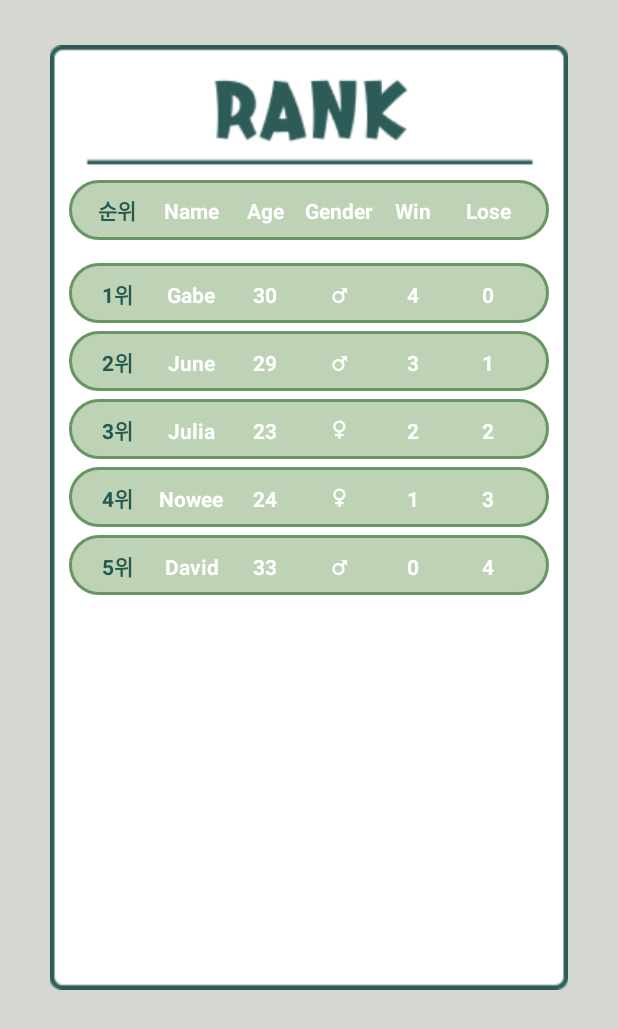
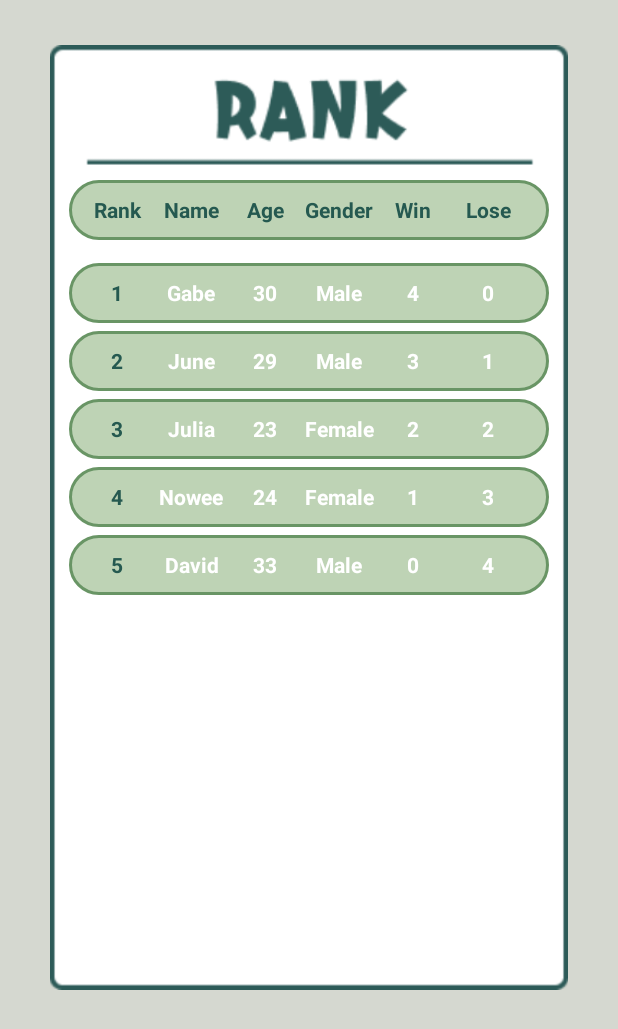
Before and after one commit to jyjyjy25/ScoreBoard-android, an Android app: the RankActivity screen opened directly, with no data from a screen before it, on a phone screen of 412 x 824 dp. Shown: the top 1029 px of the screen. Run offline under Robolectric (Android 15) with nearby library versions, the phone set to English and light mode, and no system bars.

Commit message:
change ranking data type string -> int

```diff
--- a/app/src/main/java/org/techtown/miniproject/RankActivity.java
+++ b/app/src/main/java/org/techtown/miniproject/RankActivity.java
@@ -21,11 +21,11 @@ public class RankActivity extends AppCompatActivity {
 
         RankAdapter adapter = new RankAdapter(getApplicationContext());
 
-        adapter.addItem(new RankItem("1위", "Gabe", 30, "♂", 4, 0));
-        adapter.addItem(new RankItem("2위", "June", 29, "♂", 3, 1));
-        adapter.addItem(new RankItem("3위", "Julia", 23, "♀", 2, 2));
-        adapter.addItem(new RankItem("4위", "Nowee", 24, "♀", 1, 3));
-        adapter.addItem(new RankItem("5위", "David", 33, "♂", 0, 4));
+        adapter.addItem(new RankItem(1, "Gabe", 30, "Male", 4, 0));
+        adapter.addItem(new RankItem(2, "June", 29, "Male", 3, 1));
+        adapter.addItem(new RankItem(3, "Julia", 23, "Female", 2, 2));
+        adapter.addItem(new RankItem(4, "Nowee", 24, "Female", 1, 3));
+        adapter.addItem(new RankItem(5, "David", 33, "Male", 0, 4));
 
         rank_recycler_view.setAdapter(adapter);
     }
--- a/app/src/main/java/org/techtown/miniproject/RankAdapter.java
+++ b/app/src/main/java/org/techtown/miniproject/RankAdapter.java
@@ -66,7 +66,7 @@ public class RankAdapter extends RecyclerView.Adapter<RankAdapter.ViewHolder> {
         }
 
         public void setItem(RankItem item) {
-            ranking.setText(item.getRanking());
+            ranking.setText(String.valueOf(item.getRanking()));
             user_name.setText(item.getUser_name());
             user_age.setText(String.valueOf(item.getUser_age()));
             user_gender.setText(item.getUser_gender());
--- a/app/src/main/java/org/techtown/miniproject/RankItem.java
+++ b/app/src/main/java/org/techtown/miniproject/RankItem.java
@@ -2,14 +2,14 @@ package org.techtown.miniproject;
 
 public class RankItem {
 
-    String ranking;
+    int ranking;
     String user_name;
     int user_age;
     String user_gender;
     int win_num;
     int lose_num;
 
-    public RankItem(String ranking, String user_name, int user_age, String user_gender, int win_num, int lose_num) {
+    public RankItem(int ranking, String user_name, int user_age, String user_gender, int win_num, int lose_num) {
         this.ranking = ranking;
         this.user_name = user_name;
         this.user_age = user_age;
@@ -18,11 +18,11 @@ public class RankItem {
         this.lose_num = lose_num;
     }
 
-    public String getRanking() {
+    public int getRanking() {
         return ranking;
     }
 
-    public void setRanking(String ranking) {
+    public void setRanking(int ranking) {
         this.ranking = ranking;
     }
 
--- a/app/src/main/res/layout/activity_rank.xml
+++ b/app/src/main/res/layout/activity_rank.xml
@@ -33,7 +33,7 @@
                 android:layout_weight="1"
                 android:layout_marginLeft="7dp"
                 android:gravity="center"
-                android:text="순위"
+                android:text="Rank"
                 android:textColor="#255950"
                 android:textStyle="bold"/>
 
@@ -44,7 +44,7 @@
                 android:layout_weight="1"
                 android:gravity="center"
                 android:text="Name"
-                android:textColor="#ffffff"
+                android:textColor="#255950"
                 android:textStyle="bold"/>
 
             <TextView
@@ -54,7 +54,7 @@
                 android:layout_weight="1"
                 android:gravity="center"
                 android:text="Age"
-                android:textColor="#ffffff"
+                android:textColor="#255950"
                 android:textStyle="bold"/>
 
             <TextView
@@ -64,7 +64,7 @@
                 android:layout_weight="1"
                 android:gravity="center"
                 android:text="Gender"
-                android:textColor="#ffffff"
+                android:textColor="#255950"
                 android:textStyle="bold"/>
 
             <TextView
@@ -74,7 +74,7 @@
                 android:layout_weight="1"
                 android:gravity="center"
                 android:text="Win"
-                android:textColor="#ffffff"
+                android:textColor="#255950"
                 android:textStyle="bold"/>
 
             <TextView
@@ -85,7 +85,7 @@
                 android:layout_marginRight="15dp"
                 android:gravity="center"
                 android:text="Lose"
-                android:textColor="#ffffff"
+                android:textColor="#255950"
                 android:textStyle="bold"/>
 
         </LinearLayout>
--- a/app/src/main/res/layout/activity_record_score.xml
+++ b/app/src/main/res/layout/activity_record_score.xml
@@ -12,7 +12,7 @@
 
         <ImageView
             android:layout_width="365dp"
-            android:layout_height="600dp"
+            android:layout_height="580dp"
             android:layout_gravity="center_horizontal"
             android:layout_marginTop="30dp"
             android:src="@drawable/record_score_background" />
@@ -135,7 +135,7 @@
     <LinearLayout
         android:layout_width="match_parent"
         android:layout_height="wrap_content"
-        android:layout_marginTop="25dp"
+        android:layout_marginTop="15dp"
         android:orientation="horizontal">
 
         <ImageView
--- a/app/src/main/res/layout/game_item.xml
+++ b/app/src/main/res/layout/game_item.xml
@@ -19,7 +19,7 @@
             android:layout_marginLeft="7dp"
             android:gravity="center"
             android:text="배구"
-            android:textColor="#255950"
+            android:textColor="#ffffff"
             android:textStyle="bold"/>
 
         <TextView
--- a/app/src/main/res/layout/rank_item.xml
+++ b/app/src/main/res/layout/rank_item.xml
@@ -49,7 +49,6 @@
             android:layout_weight="1"
             android:gravity="center"
             android:text="♂"
-            android:textSize="18dp"
             android:textColor="#ffffff"
             android:textStyle="bold"/>
 
--- a/app/src/main/res/layout/score_item.xml
+++ b/app/src/main/res/layout/score_item.xml
@@ -15,7 +15,7 @@
             android:id="@+id/match_date"
             android:layout_width="30dp"
             android:layout_height="40dp"
-            android:layout_weight="3"
+            android:layout_weight="4"
             android:layout_marginLeft="7dp"
             android:gravity="center"
             android:text="2022-10-28"
--- a/app/src/main/res/layout/user_item.xml
+++ b/app/src/main/res/layout/user_item.xml
@@ -19,7 +19,7 @@
             android:layout_marginLeft="7dp"
             android:gravity="center"
             android:text="Gabe"
-            android:textColor="#255950"
+            android:textColor="#ffffff"
             android:textStyle="bold"/>
 
         <TextView
```
